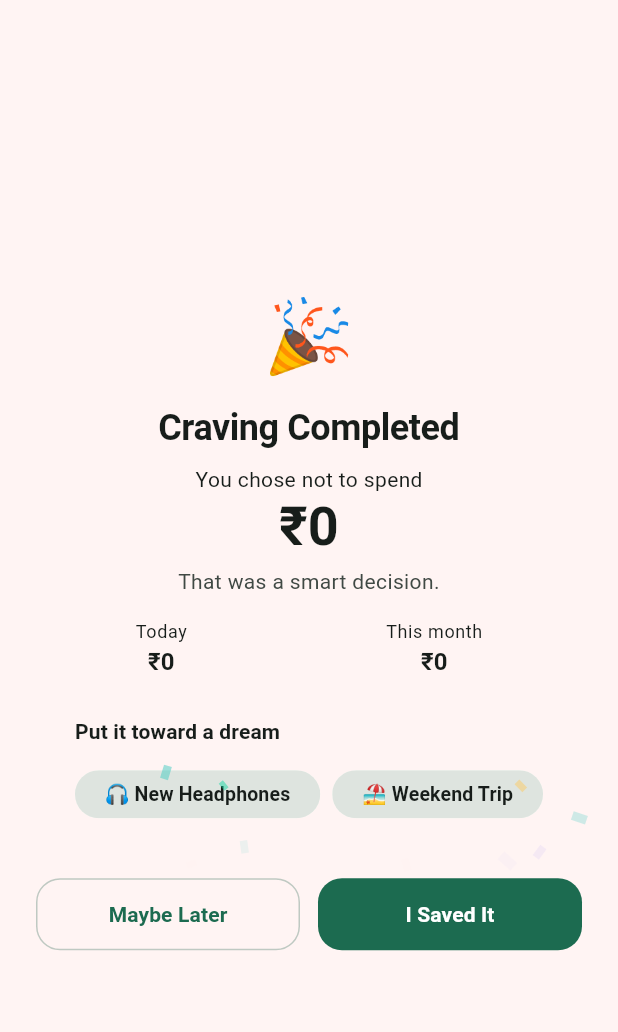
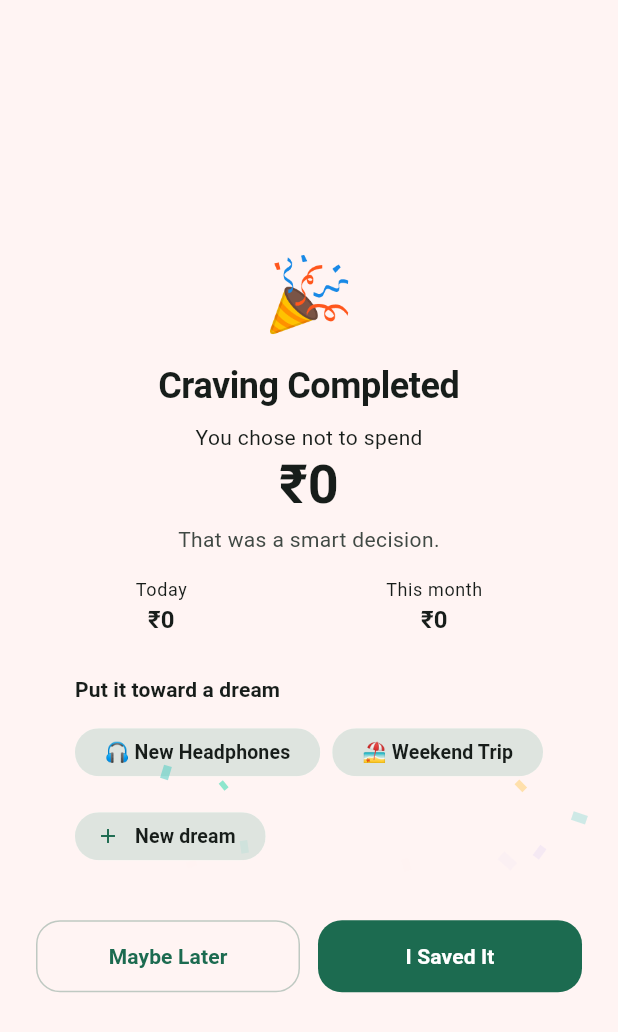
Before and after one commit to baseer-ind/spendzero, a Flutter app: the CravingCompletedScreen screen opened directly with empty values, on a phone screen of 412 x 824 dp. Shown: the top 1032 px of the screen. Run offline on Flutter 3.47's test engine with Material 3 defaults, Android fonts, the phone set to English and light mode, and no system bars; our stand-ins replace flutter_riverpod, go_router, shared_preferences; accounts and stored records are empty.

Commit message:
Let users create a dream inline at the Craving Completed moment

```diff
--- a/spendzero/mobile/lib/features/checkout/presentation/craving_completed_screen.dart
+++ b/spendzero/mobile/lib/features/checkout/presentation/craving_completed_screen.dart
@@ -11,6 +11,7 @@ import '../../../core/models/user_stats.dart';
 import '../../../core/providers/providers.dart';
 import '../../../core/theme/app_theme.dart';
 import '../../../core/utils/money.dart';
+import '../../goals/presentation/create_goal_sheet.dart';
 import 'confetti_burst.dart';
 
 const _streakMilestones = [3, 7, 14, 30, 60, 100];
@@ -273,7 +274,7 @@ class _Stat extends StatelessWidget {
   }
 }
 
-class _GoalPicker extends StatelessWidget {
+class _GoalPicker extends ConsumerWidget {
   const _GoalPicker({
     required this.goals,
     required this.selectedGoalId,
@@ -285,8 +286,7 @@ class _GoalPicker extends StatelessWidget {
   final ValueChanged<String?> onSelected;
 
   @override
-  Widget build(BuildContext context) {
-    if (goals.isEmpty) return const SizedBox.shrink();
+  Widget build(BuildContext context, WidgetRef ref) {
     return Column(
       crossAxisAlignment: CrossAxisAlignment.start,
       children: [
@@ -295,15 +295,23 @@ class _GoalPicker extends StatelessWidget {
         Wrap(
           spacing: 8,
           runSpacing: 8,
-          children: goals
-              .map(
-                (goal) => ChoiceChip(
-                  label: Text('${goal.emoji} ${goal.title}'),
-                  selected: selectedGoalId == goal.id,
-                  onSelected: (_) => onSelected(selectedGoalId == goal.id ? null : goal.id),
-                ),
-              )
-              .toList(),
+          children: [
+            ...goals.map(
+              (goal) => ChoiceChip(
+                label: Text('${goal.emoji} ${goal.title}'),
+                selected: selectedGoalId == goal.id,
+                onSelected: (_) => onSelected(selectedGoalId == goal.id ? null : goal.id),
+              ),
+            ),
+            ActionChip(
+              avatar: const Icon(Icons.add, size: 16),
+              label: const Text('New dream'),
+              onPressed: () async {
+                await showCreateGoalSheet(context, ref);
+                ref.invalidate(goalsProvider);
+              },
+            ),
+          ],
         ),
       ],
     );
```
